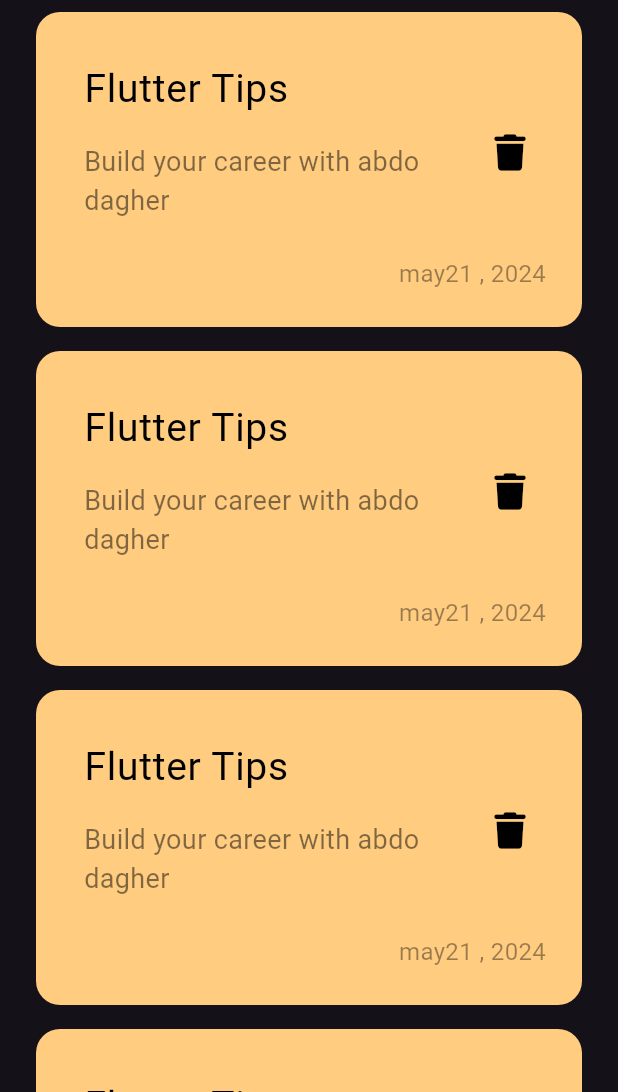
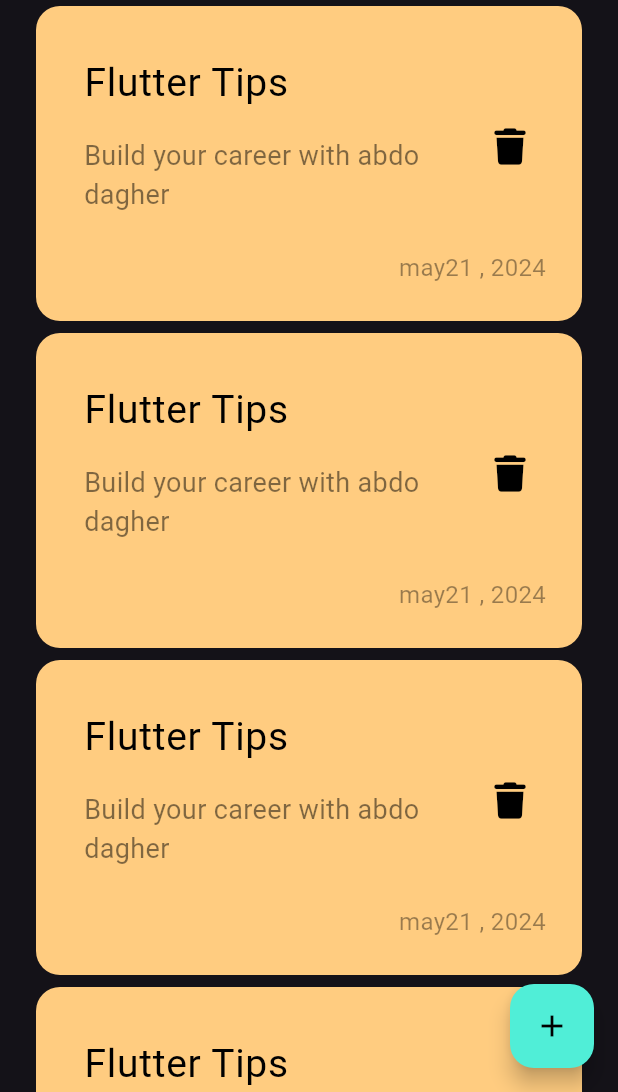
Before and after one commit to dagher2000/notes_app, a Flutter app: the screen it shows after launch, on a phone screen of 412 x 824 dp, the part 144-1236 px from its top. Run offline on Flutter 3.47's test engine with Material 3 defaults, Android fonts, the phone set to English and light mode, and no system bars; our stand-ins replace font_awesome_flutter; Roboto replaces fonts that are missing (Poppins).

Commit message:
add floting action button

```diff
--- a/lib/views/notes_view.dart
+++ b/lib/views/notes_view.dart
@@ -6,8 +6,16 @@ class NotesView extends StatelessWidget {
 
   @override
   Widget build(BuildContext context) {
-    return const Scaffold(
-      body: NotesViewBody(),
+    return Scaffold(
+      floatingActionButton: FloatingActionButton(
+        backgroundColor: Color(0xff50EED7),
+        onPressed: () {},
+        child: const Icon(
+          Icons.add,
+          color: Colors.black,
+        ),
+      ),
+      body: const NotesViewBody(),
     );
   }
 }
--- a/lib/widget/notes_list_view.dart
+++ b/lib/widget/notes_list_view.dart
@@ -8,7 +8,7 @@ class NotesListView extends StatelessWidget {
   Widget build(BuildContext context) {
     return ListView.builder(itemBuilder: (context, index) {
       return const Padding(
-        padding: EdgeInsets.symmetric(vertical: 8),
+        padding: EdgeInsets.symmetric(vertical: 4),
         child: NoteItem(),
       );
     });
```
